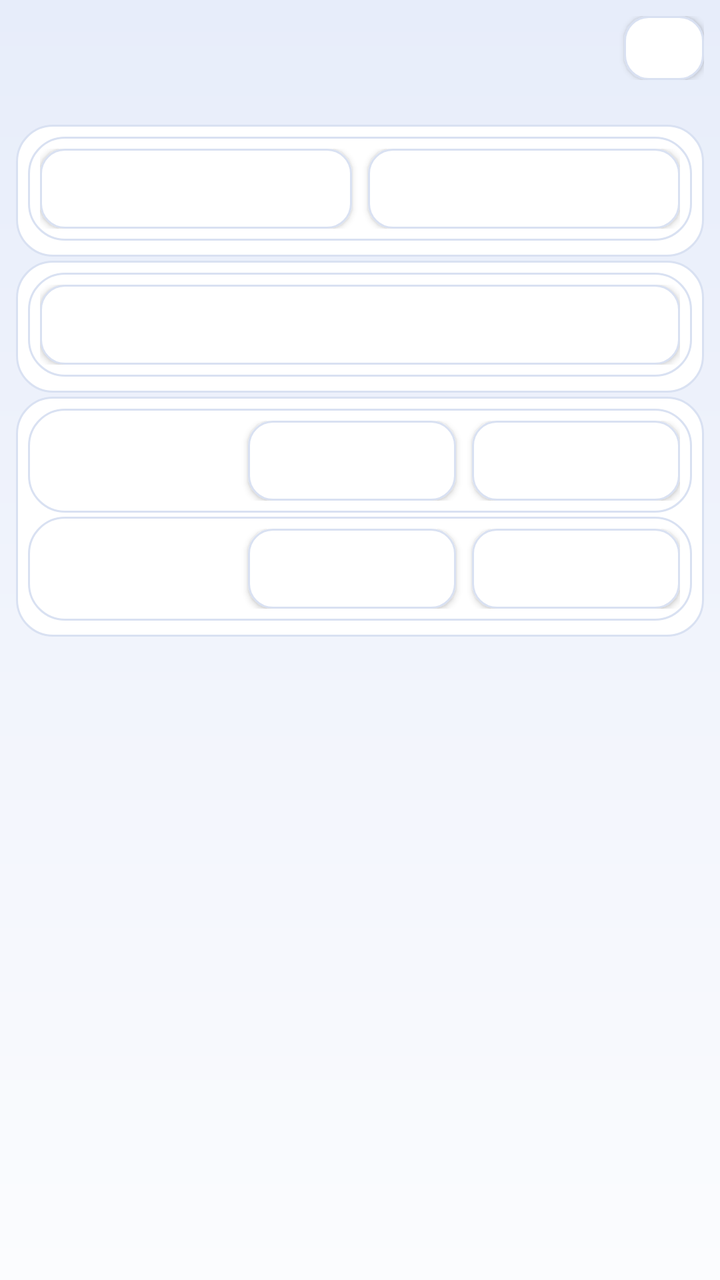
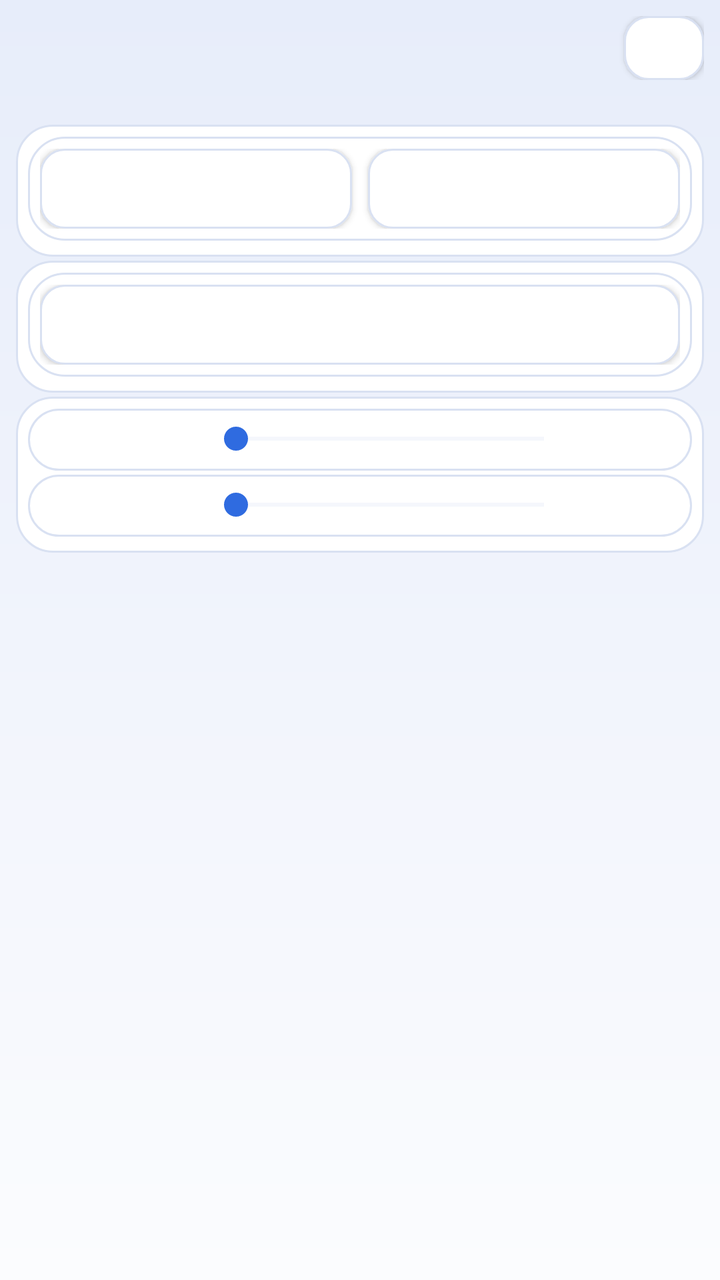

Two renders of the same Android screen: before a commit and after it. Below are the layout's source before the change and the commit's diff.
<!-- AndroidManifest.xml: application theme AppTheme -->
<!-- res/layout/activity_gallery_settings.xml -->
<?xml version="1.0" encoding="utf-8"?>
<LinearLayout xmlns:android="http://schemas.android.com/apk/res/android"
    style="@style/PageRoot"
    android:orientation="vertical">

    <LinearLayout
        android:layout_width="match_parent"
        android:layout_height="wrap_content"
        android:gravity="center_vertical"
        android:orientation="horizontal">

        <TextView
            style="@style/PageTitle"
            android:id="@+id/text_gallery_title"
            android:layout_height="wrap_content" />

        <Button
            style="@style/PageCloseButton"
            android:id="@+id/btn_gallery_close" />
    </LinearLayout>

    <TextView
        style="@style/PageDesc"
        android:id="@+id/text_gallery_desc"
        android:layout_width="match_parent"
        android:layout_height="wrap_content" />

    <ScrollView
        android:layout_width="match_parent"
        android:layout_height="0dp"
        android:layout_weight="1"
        android:overScrollMode="never"
        android:scrollbars="none">

        <LinearLayout
            android:layout_width="match_parent"
            android:layout_height="wrap_content"
            android:baselineAligned="false"
            android:orientation="vertical">

            
            <LinearLayout style="@style/SettingsCard">

                <LinearLayout style="@style/SettingsCardRow">

                    <Button
                        style="@style/SettingsButton"
                        android:id="@+id/btn_gallery_dir"
                        android:layout_width="0dp"
                        android:layout_weight="1"
                        android:minWidth="0dp" />

                    <Button
                        style="@style/SettingsButton"
                        android:id="@+id/btn_gallery_dir_clear"
                        android:layout_width="0dp"
                        android:layout_marginStart="8dp"
                        android:layout_weight="1"
                        android:minWidth="0dp" />
                </LinearLayout>
            </LinearLayout>

            
            <LinearLayout style="@style/SettingsCard">

                <LinearLayout style="@style/SettingsCardRow">

                    <Button
                        style="@style/SettingsButton"
                        android:id="@+id/btn_gallery_auto_return"
                        android:layout_width="0dp"
                        android:layout_weight="1"
                        android:minWidth="0dp" />
                </LinearLayout>
            </LinearLayout>

            
            <LinearLayout style="@style/SettingsCard">

                <LinearLayout style="@style/SettingsCardRow">

                    <TextView
                        style="@style/SettingsLabel"
                        android:id="@+id/label_gallery_columns"
                        android:layout_width="0dp"
                        android:layout_weight="1" />

                    <Button
                        style="@style/SettingsButton"
                        android:id="@+id/btn_gallery_columns_minus"
                        android:layout_width="0dp"
                        android:layout_weight="1"
                        android:minWidth="0dp" />

                    <Button
                        style="@style/SettingsButton"
                        android:id="@+id/btn_gallery_columns_plus"
                        android:layout_width="0dp"
                        android:layout_marginStart="8dp"
                        android:layout_weight="1"
                        android:minWidth="0dp" />
                </LinearLayout>

                <LinearLayout style="@style/SettingsCardRow">

                    <TextView
                        style="@style/SettingsLabel"
                        android:id="@+id/label_gallery_cell_height"
                        android:layout_width="0dp"
                        android:layout_weight="1" />

                    <Button
                        style="@style/SettingsButton"
                        android:id="@+id/btn_gallery_height_minus"
                        android:layout_width="0dp"
                        android:layout_weight="1"
                        android:minWidth="0dp" />

                    <Button
                        style="@style/SettingsButton"
                        android:id="@+id/btn_gallery_height_plus"
                        android:layout_width="0dp"
                        android:layout_marginStart="8dp"
                        android:layout_weight="1"
                        android:minWidth="0dp" />
                </LinearLayout>
            </LinearLayout>
        </LinearLayout>
    </ScrollView>
</LinearLayout>
<!-- resources referenced by this layout -->
<resources>
  <style name="PageCloseButton" parent="SettingsButton">
          <item name="android:layout_width">40dp</item>
          <item name="android:layout_height">32dp</item>
          <item name="android:minWidth">0dp</item>
          <item name="android:paddingStart">0dp</item>
          <item name="android:paddingEnd">0dp</item>
          <item name="android:textSize">14sp</item>
      </style>
  <style name="PageDesc">
          <item name="android:layout_width">match_parent</item>
          <item name="android:layout_height">wrap_content</item>
          <item name="android:paddingTop">2dp</item>
          <item name="android:paddingBottom">4dp</item>
          <item name="android:textColor">@color/text_secondary</item>
          <item name="android:textSize">12sp</item>
      </style>
  <style name="PageTitle">
          <item name="android:layout_width">0dp</item>
          <item name="android:layout_height">wrap_content</item>
          <item name="android:layout_weight">1</item>
          <item name="android:textColor">@color/text_primary</item>
          <item name="android:textSize">16sp</item>
          <item name="android:textStyle">bold</item>
      </style>
  <style name="SettingsButton">
          <item name="android:layout_width">match_parent</item>
          <item name="android:layout_height">40dp</item>
          <item name="android:background">@drawable/btn_aurora_secondary</item>
          <item name="android:textColor">@color/text_primary</item>
          <item name="android:textSize">13sp</item>
          <item name="android:gravity">center</item>
      </style>
  <style name="SettingsCard">
          <item name="android:layout_width">match_parent</item>
          <item name="android:layout_height">wrap_content</item>
          <item name="android:layout_marginBottom">2dp</item>
          <item name="android:background">@drawable/card_aurora</item>
          <item name="android:orientation">vertical</item>
          <item name="android:padding">6dp</item>
      </style>
  <style name="SettingsCardRow" parent="SettingsCard">
          <item name="android:orientation">horizontal</item>
          <item name="android:padding">6dp</item>
      </style>
  <style name="SettingsLabel">
          <item name="android:layout_width">match_parent</item>
          <item name="android:layout_height">wrap_content</item>
          <item name="android:textColor">@color/text_secondary</item>
          <item name="android:textSize">12sp</item>
          <item name="android:layout_marginBottom">2dp</item>
      </style>
  <color name="text_secondary">#5A6474</color>
  <color name="text_primary">#1A1F2B</color>
  <!-- drawable card_aurora (drawable) -->
  <?xml version="1.0" encoding="utf-8"?>
  <shape xmlns:android="http://schemas.android.com/apk/res/android"
      android:shape="rectangle">
      <solid android:color="@color/card_bg" />
      <corners android:radius="18dp" />
      <stroke
          android:width="1dp"
          android:color="@color/card_stroke" />
  </shape>
  <color name="accent">#2F6BE0</color>
  <color name="app_bg">#F5F7FB</color>
  <color name="nav_bar">#1A1F2B</color>
  <style name="AppDialogTheme" parent="@android:style/Theme.Material.Light.Dialog.Alert">
          <item name="android:colorAccent">@color/accent</item>
          <item name="android:colorBackground">@color/app_bg</item>
          <item name="android:textColorPrimary">@color/text_primary</item>
          <item name="android:textColorSecondary">@color/text_secondary</item>
      </style>
  <color name="aurora_bg_top">#E7EDFA</color>
  <color name="aurora_bg_mid">#F1F4FC</color>
  <color name="aurora_bg_bottom">#FBFCFE</color>
  <color name="ripple_on_surface">#1A000000</color>
  <color name="btn_secondary_bg">#FFFFFF</color>
  <color name="card_stroke">#D9E1F2</color>
  <color name="card_bg">#FFFFFF</color>
  <!-- unchanged entries left out for length: 4 -->
</resources>

<!-- the commit's change to res/layout/activity_gallery_settings.xml (unified diff, before → after) -->
@@ -79,26 +79,32 @@
 
                 <LinearLayout style="@style/SettingsCardRow">
 
+                    
                     <TextView
                         style="@style/SettingsLabel"
                         android:id="@+id/label_gallery_columns"
+                        android:layout_width="wrap_content"
+                        android:layout_height="wrap_content"
+                        android:minWidth="72dp" />
+
+                    <SeekBar
+                        android:id="@+id/seek_gallery_columns"
                         android:layout_width="0dp"
-                        android:layout_weight="1" />
+                        android:layout_height="wrap_content"
+                        android:layout_marginStart="10dp"
+                        android:layout_weight="1"
+                        android:progressBackgroundTint="@color/card_stroke"
+                        android:progressTint="@color/accent"
+                        android:thumbTint="@color/accent" />
 
-                    <Button
-                        style="@style/SettingsButton"
-                        android:id="@+id/btn_gallery_columns_minus"
-                        android:layout_width="0dp"
-                        android:layout_weight="1"
-                        android:minWidth="0dp" />
-
-                    <Button
-                        style="@style/SettingsButton"
-                        android:id="@+id/btn_gallery_columns_plus"
-                        android:layout_width="0dp"
-                        android:layout_marginStart="8dp"
-                        android:layout_weight="1"
-                        android:minWidth="0dp" />
+                    <TextView
+                        android:id="@+id/text_gallery_columns"
+                        android:layout_width="wrap_content"
+                        android:layout_height="wrap_content"
+                        android:gravity="end"
+                        android:minWidth="52dp"
+                        android:textColor="@color/accent"
+                        android:textSize="14sp" />
                 </LinearLayout>
 
                 <LinearLayout style="@style/SettingsCardRow">
@@ -106,23 +112,28 @@
                     <TextView
                         style="@style/SettingsLabel"
                         android:id="@+id/label_gallery_cell_height"
+                        android:layout_width="wrap_content"
+                        android:layout_height="wrap_content"
+                        android:minWidth="72dp" />
+
+                    <SeekBar
+                        android:id="@+id/seek_gallery_cell_height"
                         android:layout_width="0dp"
-                        android:layout_weight="1" />
+                        android:layout_height="wrap_content"
+                        android:layout_marginStart="10dp"
+                        android:layout_weight="1"
+                        android:progressBackgroundTint="@color/card_stroke"
+                        android:progressTint="@color/accent"
+                        android:thumbTint="@color/accent" />
 
-                    <Button
-                        style="@style/SettingsButton"
-                        android:id="@+id/btn_gallery_height_minus"
-                        android:layout_width="0dp"
-                        android:layout_weight="1"
-                        android:minWidth="0dp" />
-
-                    <Button
-                        style="@style/SettingsButton"
-                        android:id="@+id/btn_gallery_height_plus"
-                        android:layout_width="0dp"
-                        android:layout_marginStart="8dp"
-                        android:layout_weight="1"
-                        android:minWidth="0dp" />
+                    <TextView
+                        android:id="@+id/text_gallery_cell_height"
+                        android:layout_width="wrap_content"
+                        android:layout_height="wrap_content"
+                        android:gravity="end"
+                        android:minWidth="52dp"
+                        android:textColor="@color/accent"
+                        android:textSize="14sp" />
                 </LinearLayout>
             </LinearLayout>
         </LinearLayout>
